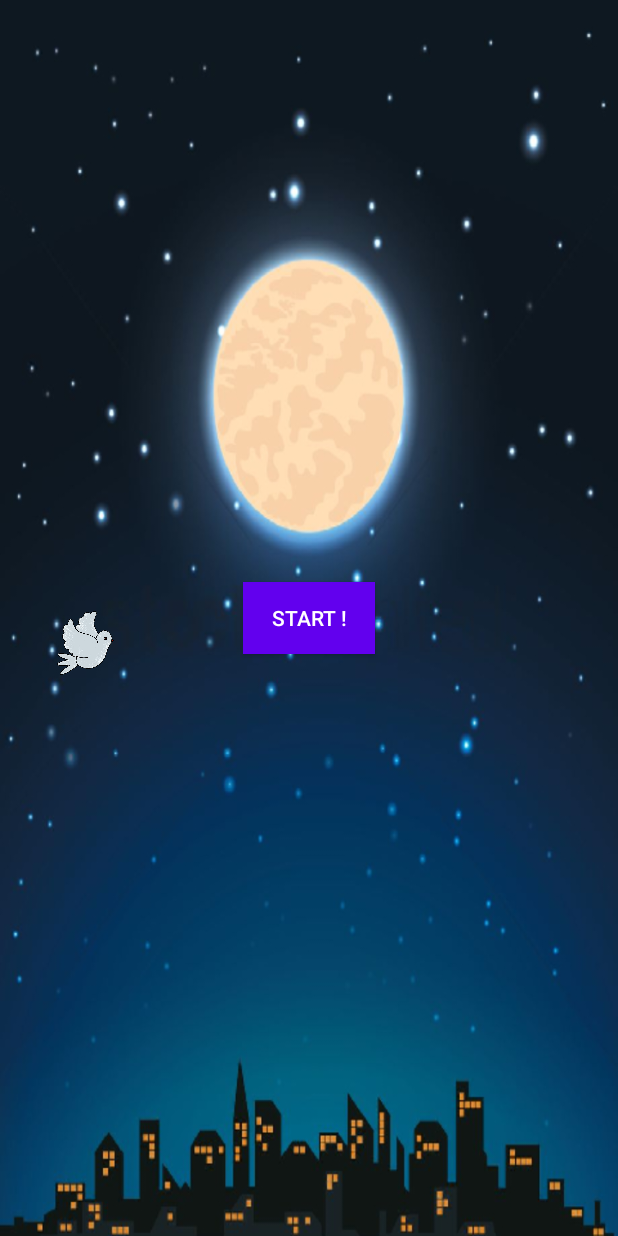
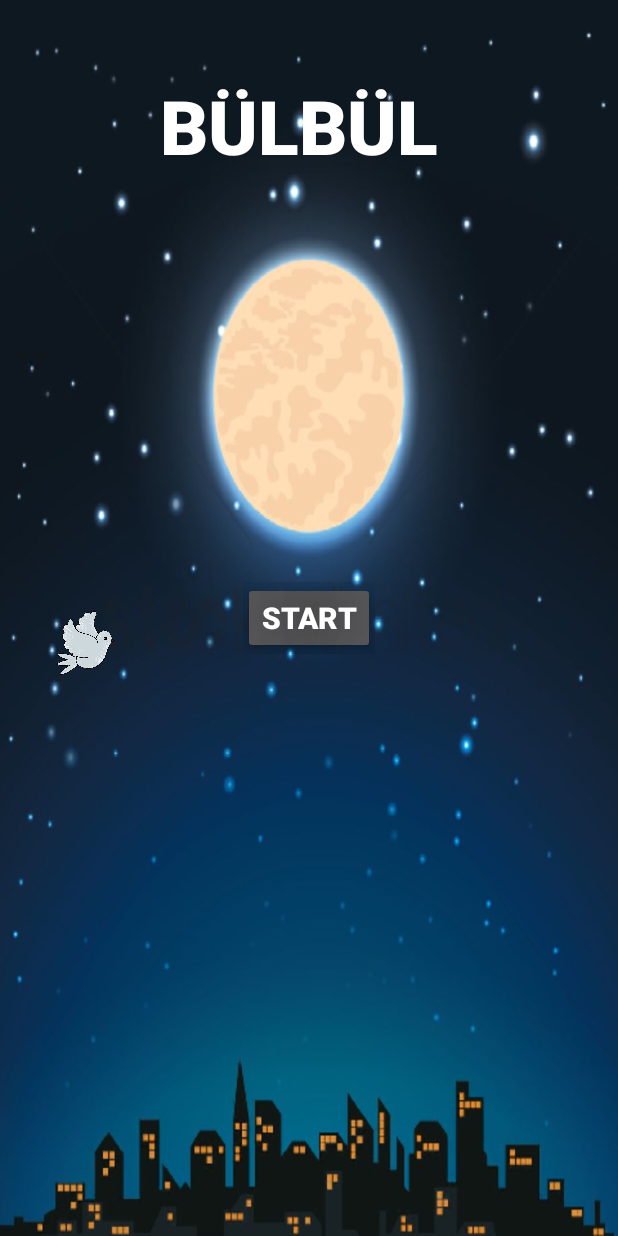
Before and after one commit to nidabaser/FlappyBirdOyunu, an Android app: the screen it shows after launch (MainActivity), on a phone screen of 412 x 824 dp. Run offline under Robolectric (Android 15) with nearby library versions, the phone set to English and light mode, and no system bars.

Commit message:
added jump and game music

```diff
--- a/app/src/main/java/com/example/flappybirdoyunu/BaseObject.java
+++ b/app/src/main/java/com/example/flappybirdoyunu/BaseObject.java
@@ -59,7 +59,7 @@ public class BaseObject {
         this.bm = bm;
     }
 
-    public Rect getRect() {//Çarpmayı tespit etmek için, parametreler int olmak zorunda
+    public Rect getRect() {
         return new Rect((int)this.x,(int)this.y,(int)this.x+this.width,(int)this.y+this.height);
     }
 
--- a/app/src/main/java/com/example/flappybirdoyunu/Bird.java
+++ b/app/src/main/java/com/example/flappybirdoyunu/Bird.java
@@ -2,13 +2,13 @@ package com.example.flappybirdoyunu;
 
 import android.graphics.Bitmap;
 import android.graphics.Canvas;
+import android.graphics.Rect;
 
 import java.util.ArrayList;
 
 public class Bird extends BaseObject{
     private ArrayList<Bitmap> arrBms = new ArrayList<>();
     private int sayac, vFlap, idSuandakiBitmap;
-    //Her tekrarda sayac bir artacak. Eğer sayac eşitse vflap o zaman kuşun bitmap ı değişecek
     private float drop;
 
     public Bird(){
@@ -18,12 +18,21 @@ public class Bird extends BaseObject{
         this.drop = 0;
     }
 
+    //
+    //
+    @Override
+    public Rect getRect() {
+        return new Rect((int)this.x+20, (int)this.y+20, (int)this.x+this.width-10, (int)this.y+this.height-10);
+    }
+    //
+    //
+
     public void draw(Canvas kanvas){
         drop();
         kanvas.drawBitmap(this.getBm(), this.x, this.y, null);
     }
 
-    private void drop() {   //Kuşun serbest düşmesi ve yükselmesi
+    private void drop() {
         this.drop += 0.7;
         this.y+=this.drop;
     }
@@ -32,12 +41,13 @@ public class Bird extends BaseObject{
         return arrBms;
     }
 
-    public void setArrBms(ArrayList<Bitmap> arrBms) { //Kuşun genişlik ve yüksekliğine göre bitmap ölçeklendirme
+    public void setArrBms(ArrayList<Bitmap> arrBms) {
         this.arrBms = arrBms;
         for (int i = 0; i < arrBms.size(); i++) {
             this.arrBms.set(i, Bitmap.createScaledBitmap(this.arrBms.get(i), this.width, this.height, true));
         }
     }
+
 
         @Override
         public Bitmap getBm() {
@@ -52,11 +62,10 @@ public class Bird extends BaseObject{
                         break;
                     }
                 }
-                sayac=0; //Döngüye sokmak için sürekli kuş resimleri dönmesi için sıfırlıyoruz.
+                sayac=0;
 
             }
             return this.arrBms.get(idSuandakiBitmap);
-            //return this.getArrBms().get(0);
         }
 
     public float getDrop() {
--- a/app/src/main/java/com/example/flappybirdoyunu/GameView.java
+++ b/app/src/main/java/com/example/flappybirdoyunu/GameView.java
@@ -5,6 +5,12 @@ import android.content.SharedPreferences;
 import android.graphics.Bitmap;
 import android.graphics.BitmapFactory;
 import android.graphics.Canvas;
+import android.graphics.Color;
+import android.graphics.Paint;
+import android.media.AudioAttributes;
+import android.media.AudioManager;
+import android.media.SoundPool;
+import android.os.Build;
 import android.os.Handler;
 import android.util.AttributeSet;
 import android.view.MotionEvent;
@@ -21,6 +27,10 @@ public class GameView extends View {
     private int score, bestScore = 0;
     private boolean start;
     private Context context;
+    private int soundJump;
+    private float volume;
+    private boolean loadedSound;
+    private SoundPool soundPool;
 
     public GameView(Context context, @Nullable AttributeSet attrs) {
         super(context, attrs);
@@ -42,11 +52,29 @@ public class GameView extends View {
             }
         };
 
+        if(Build.VERSION.SDK_INT>=21){
+            AudioAttributes audioAttributes = new AudioAttributes.Builder()
+                    .setUsage(AudioAttributes.USAGE_GAME)
+                    .setContentType(AudioAttributes.CONTENT_TYPE_SONIFICATION)
+                    .build();
+            SoundPool.Builder builder = new SoundPool.Builder();
+            builder.setAudioAttributes(audioAttributes).setMaxStreams(5);
+            this.soundPool = builder.build();
+        }else{
+            soundPool = new SoundPool(5, AudioManager.STREAM_MUSIC,0);
+        }
+        this.soundPool.setOnLoadCompleteListener(new SoundPool.OnLoadCompleteListener() {
+            @Override
+            public void onLoadComplete(SoundPool soundPool, int i, int i1) {
+                loadedSound = true;
+            }
+        });
+        soundJump = this.soundPool.load(context, R.raw.jump_02, 1);
     }
 
     private void initPipe() {
         topBoru = 6;
-        mesafe = 350*Constants.SCREEN_HEIGHT/1920;
+        mesafe = 425*Constants.SCREEN_HEIGHT/1920;
         arrPipes = new ArrayList<>();
         for(int i = 0; i < topBoru; i++){
             if(i<topBoru/2){
@@ -117,13 +145,28 @@ public class GameView extends View {
             }
             bird.draw(kanvas);
         }
-        handler.postDelayed(r,10);   //Update every 0.01 seconds
+        //
+        //
+        /*
+        Paint paint = new Paint();
+        paint.setColor(Color.BLUE);
+        kanvas.drawRect(bird.getRect(), paint);
+        for (int i = 0; i < arrPipes.size(); i++){
+            kanvas.drawRect(arrPipes.get(i).getRect(), paint);
+        }
+         */
+        //
+        //
+        handler.postDelayed(r,10);
     }
 
     @Override
     public boolean onTouchEvent(MotionEvent event) {
         if(event.getAction() == MotionEvent.ACTION_DOWN){
-            bird.setDrop(-15);   //Düşerken dokununca ne kadar yükselecek
+            bird.setDrop(-15);
+            if(loadedSound){
+                int streamId = this.soundPool.play(this.soundJump, (float)0.5, (float)0.5, 1, 0, 1f);
+            }
         }
         return true;
     }
--- a/app/src/main/java/com/example/flappybirdoyunu/MainActivity.java
+++ b/app/src/main/java/com/example/flappybirdoyunu/MainActivity.java
@@ -2,6 +2,7 @@ package com.example.flappybirdoyunu;
 
 import androidx.appcompat.app.AppCompatActivity;
 
+import android.media.MediaPlayer;
 import android.os.Bundle;
 import android.util.DisplayMetrics;
 import android.view.View;
@@ -11,10 +12,11 @@ import android.widget.RelativeLayout;
 import android.widget.TextView;
 
 public class MainActivity extends AppCompatActivity {
-    public static TextView txt_score, txt_best_score, txt_finish_score;
+    public static TextView txt_score, txt_best_score, txt_finish_score, txt_bulbul;
     public static RelativeLayout rl_game_over;
     public static Button btn_start;
     private GameView gv;
+    private MediaPlayer mediaPlayer;
 
     @Override
     protected void onCreate(Bundle savedInstanceState) {
@@ -30,6 +32,7 @@ public class MainActivity extends AppCompatActivity {
         txt_finish_score = findViewById(R.id.txt_finish_score);
         rl_game_over = findViewById(R.id.rl_game_over);
         btn_start = findViewById(R.id.btn_start);
+        txt_bulbul = findViewById(R.id.txt_nightingale);
         gv = findViewById(R.id.gv);
 
         btn_start.setOnClickListener(new View.OnClickListener() {
@@ -38,17 +41,35 @@ public class MainActivity extends AppCompatActivity {
                 gv.setStart(true);
                 txt_score.setVisibility(View.VISIBLE);
                 btn_start.setVisibility(View.INVISIBLE);
+                txt_bulbul.setVisibility(View.INVISIBLE);
             }
         });
         rl_game_over.setOnClickListener(new View.OnClickListener() {
             @Override
             public void onClick(View view) {
                 btn_start.setVisibility(View.VISIBLE);
+                txt_bulbul.setVisibility(View.VISIBLE);
                 rl_game_over.setVisibility(View.INVISIBLE);
                 gv.setStart(false);
                 gv.reset();
 
             }
         });
+
+        mediaPlayer = MediaPlayer.create(this, R.raw.inazuma);
+        mediaPlayer.setLooping(true);
+        mediaPlayer.start();
+    }
+
+    @Override
+    protected void onResume() {
+        super.onResume();
+        mediaPlayer.start();
+    }
+
+    @Override
+    protected void onPause() {
+        super.onPause();
+        mediaPlayer.pause();
     }
 }
--- a/app/src/main/java/com/example/flappybirdoyunu/Pipe.java
+++ b/app/src/main/java/com/example/flappybirdoyunu/Pipe.java
@@ -2,6 +2,8 @@ package com.example.flappybirdoyunu;
 
 import android.graphics.Bitmap;
 import android.graphics.Canvas;
+import android.graphics.Rect;
+
 import java.util.Random;
 
 public class Pipe extends BaseObject{
@@ -12,6 +14,15 @@ public class Pipe extends BaseObject{
         super(x,y,width,height);
         speed=10*Constants.SCREEN_WIDTH/1080;
     }
+
+    //
+    //
+    @Override
+    public Rect getRect() {
+        return new Rect((int)this.x+10, (int)this.y, (int)this.x+this.width-10, (int)this.y+this.height);
+    }
+    //
+    //
 
     public void draw(Canvas canvas){
         this.x -= speed;
--- a/app/src/main/res/layout/activity_main.xml
+++ b/app/src/main/res/layout/activity_main.xml
@@ -7,10 +7,12 @@
     android:layout_height="match_parent"
     android:background="@drawable/background"
     tools:context=".MainActivity">
+
     <com.example.flappybirdoyunu.GameView
         android:id="@+id/gv"
         android:layout_width="match_parent"
         android:layout_height="match_parent"/>
+
     <TextView
         android:visibility="invisible"
         android:id="@+id/txt_score"
@@ -21,48 +23,71 @@
         android:text="0"
         android:layout_centerHorizontal="true"
         android:layout_marginTop="10dp" />
+
     <Button
         android:id="@+id/btn_start"
         android:layout_width="wrap_content"
         android:layout_height="wrap_content"
-        android:text="START !"
+        android:layout_centerInParent="true"
+        android:fontFamily="sans-serif-black"
         android:padding="5dp"
-        android:layout_centerInParent="true"
-        android:background="@color/purple_500"
-        android:textColor="@color/white" />
+        android:shadowColor="@color/black"
+        android:shadowRadius="50"
+        android:text="START"
+        android:textColor="@color/white"
+        android:textSize="20sp"
+        android:textStyle="bold" />
+
+    <TextView
+        android:id="@+id/txt_nightingale"
+        android:layout_width="wrap_content"
+        android:layout_height="wrap_content"
+        android:layout_centerHorizontal="true"
+        android:layout_marginTop="50dp"
+        android:fontFamily="sans-serif-black"
+        android:text="BÜLBÜL "
+        android:textAlignment="center"
+        android:textColor="@color/white"
+        android:textSize="50sp"
+        android:visibility="visible" />
 
     <RelativeLayout
         android:id="@+id/rl_game_over"
         android:visibility="invisible"
         android:layout_width="match_parent"
         android:layout_height="match_parent">
+
         <TextView
             android:id="@+id/txt_game_over"
             android:layout_width="wrap_content"
             android:layout_height="wrap_content"
+            android:layout_centerInParent="true"
             android:text="GAME OVER"
-            android:textSize="50sp"
-            android:layout_centerInParent="true"
-            android:textColor="@color/teal_200"/>
+            android:textColor="@color/teal_200"
+            android:textSize="50sp" />
+
         <TextView
             android:id="@+id/txt_finish_score"
             android:layout_width="wrap_content"
             android:layout_height="wrap_content"
+            android:layout_centerHorizontal="true"
+            android:layout_marginTop="50dp"
             android:text="0"
+            android:textColor="@color/white"
             android:textSize="100sp"
-            android:textColor="@color/purple_200"
-            android:layout_marginTop="50dp"
-            android:layout_centerHorizontal="true" />
+            android:textStyle="bold" />
+
         <TextView
             android:id="@+id/txt_best_score"
             android:layout_width="wrap_content"
             android:layout_height="wrap_content"
+            android:layout_below="@+id/txt_finish_score"
+            android:layout_centerHorizontal="true"
+            android:layout_marginTop="30dp"
+            android:background="@color/purple_200"
             android:text="BEST: 0"
             android:textColor="@color/white"
-            android:layout_marginTop="30dp"
-            android:textSize="20sp"
-            android:layout_centerHorizontal="true"
-            android:layout_below="@+id/txt_finish_score" />
+            android:textSize="20sp" />
 
         <TextView
             android:layout_width="wrap_content"
```
Also changed, not shown: 2 other files.
